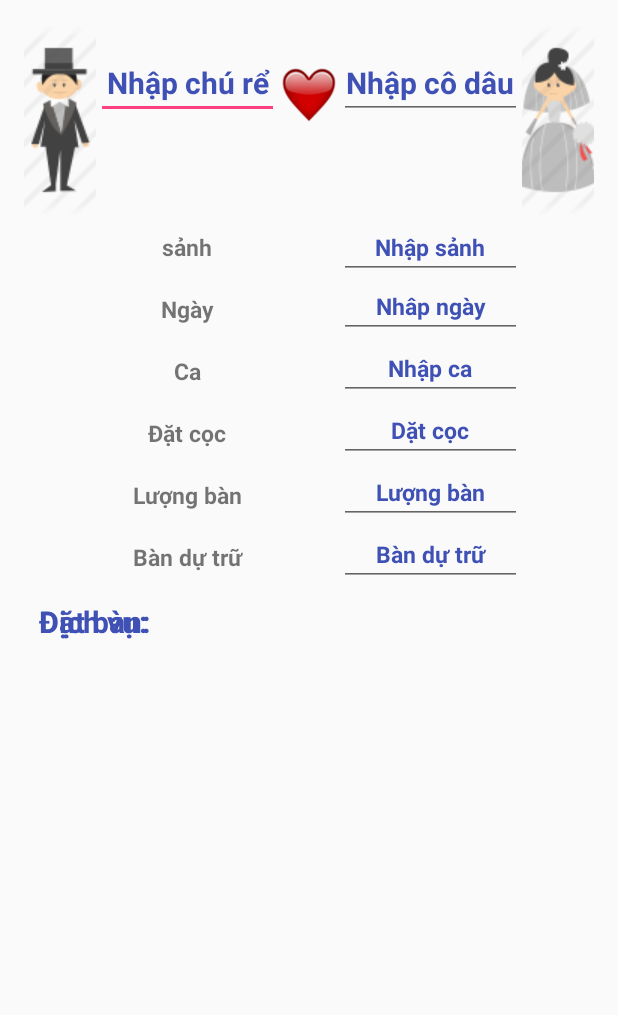
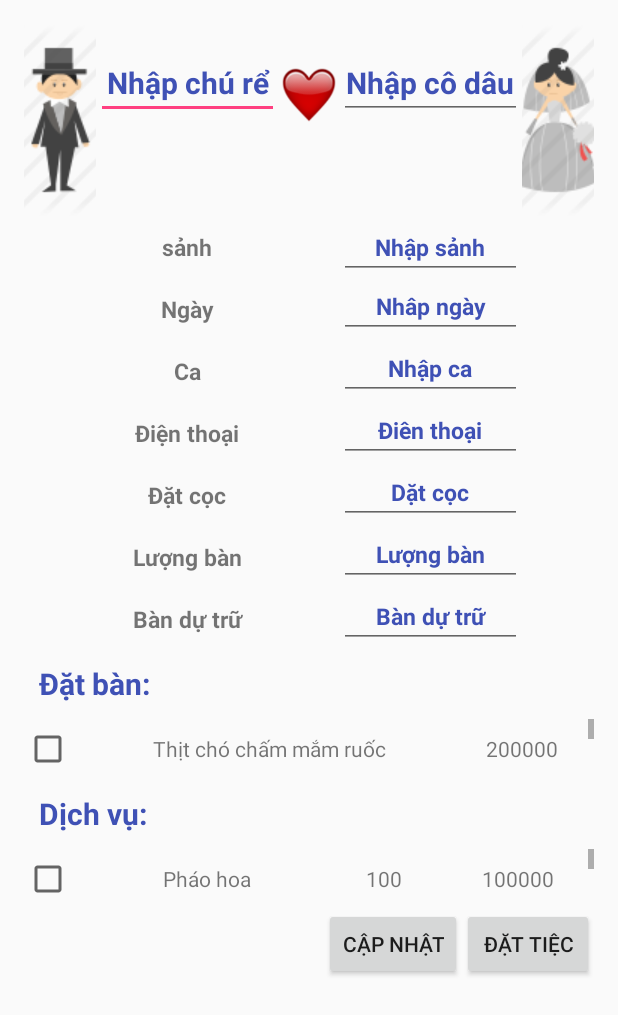
Before and after one commit to VuHoi/WeddingManagement, an Android app: the DetailWeddingActivity screen opened directly, with no data from a screen before it, on a phone screen of 412 x 824 dp. Shown: the top 1015 px of the screen. Run offline under Robolectric (Android 15) with nearby library versions, the phone set to English and light mode, and no system bars.

Commit message:
UpdateDichvu

```diff
--- /dev/null
+++ b/app/src/main/java/adapter/AdapterDichVu.java
@@ -0,0 +1,46 @@
+package adapter;
+
+import android.app.Activity;
+import android.support.annotation.NonNull;
+import android.view.LayoutInflater;
+import android.view.View;
+import android.view.ViewGroup;
+import android.widget.ArrayAdapter;
+import android.widget.TextView;
+
+import com.example.vukhachoi.weddingmanagement.R;
+
+import java.util.List;
+
+import model.Dichvu;
+
+/**
+ * Created by Vu Khac Hoi on 3/5/2017.
+ */
+
+public class AdapterDichVu extends ArrayAdapter<Dichvu> {
+    Activity context; int resource; List<Dichvu> objects;
+
+    public AdapterDichVu(Activity context, int resource, List<Dichvu> objects) {
+        super(context, resource, objects);
+        this.objects=objects;
+        this.context=context;
+        this.resource=resource;
+    }
+
+    @NonNull
+    @Override
+    public View getView(int position, View convertView, ViewGroup parent) {
+        View Row;
+        LayoutInflater inflater=this.context.getLayoutInflater();
+        Row=inflater.inflate(this.resource,null);
+        TextView txtTendichvu= (TextView) Row.findViewById(R.id.txtTendichvu);
+        TextView txtGiaDichVu= (TextView) Row.findViewById(R.id.txtGiaDichvu);
+        TextView txtSoLuong= (TextView) Row.findViewById(R.id.txtSoLuong);
+        Dichvu dichvu=this.objects.get(position);
+txtTendichvu.setText(dichvu.getTendichvu().toString());
+        txtSoLuong.setText(dichvu.getSoluong()+"");
+        txtGiaDichVu.setText(dichvu.getDongia()+"");
+        return Row;
+    }
+}
--- a/app/src/main/java/adapter/AdapterMonAn.java
+++ b/app/src/main/java/adapter/AdapterMonAn.java
@@ -1,18 +1,27 @@
 package adapter;
 
 import android.app.Activity;
+import android.content.ContentValues;
+import android.database.Cursor;
+import android.database.SQLException;
+import android.database.sqlite.SQLiteDatabase;
 import android.support.annotation.NonNull;
 import android.view.LayoutInflater;
 import android.view.View;
 import android.view.ViewGroup;
 import android.widget.ArrayAdapter;
+import android.widget.CheckBox;
 import android.widget.TextView;
 
 import com.example.vukhachoi.weddingmanagement.R;
 
+import java.io.IOException;
 import java.util.List;
 
 import model.MonAn;
+import sqlite.Databasehelper;
+
+import static android.R.attr.value;
 
 /**
  * Created by Vu Khac Hoi on 3/5/2017.
@@ -36,9 +45,47 @@ public class AdapterMonAn extends ArrayAdapter<MonAn> {
         Row=inflater.inflate(this.resource,null);
         TextView txtMonAn= (TextView) Row.findViewById(R.id.txtMonan);
         TextView txtGia= (TextView) Row.findViewById(R.id.txtGia);
-        MonAn monAN=this.objects.get(position);
+        CheckBox ckb= (CheckBox) Row.findViewById(R.id.ckbLuachon);
+
+        final MonAn monAN=this.objects.get(position);
         txtMonAn.setText(monAN.getTenMonAn().toString());
         txtGia.setText(monAN.getGia()+"");
+
+ckb.setOnClickListener(new View.OnClickListener() {
+    @Override
+    public void onClick(View v) {
+        if(((CheckBox)v).isChecked())
+        {
+            Databasehelper myDatabase = new Databasehelper(getContext());
+
+            try {
+                myDatabase.createDatabase();
+
+            } catch (IOException ioe) {
+
+                throw new Error("Unable to create database");
+            }
+
+            try {
+                myDatabase.openDatabase();
+
+            }catch(SQLException sqle){
+
+                throw sqle;
+            }
+          SQLiteDatabase database = myDatabase.getMyDatabase();
+         Cursor cursor= database.rawQuery("select Madatmonan from MonAn where Tenmonan=?",new String[]{monAN.getTenMonAn()});
+          cursor.moveToFirst();
+
+            ContentValues values=new ContentValues();
+            values.put("MaKH",monAN.getMaKH());
+            values.put("Madatdichvu",cursor.getString(0));
+            values.put("Madatdichvu","");
+            database.insert("dattiec",null,values);
+        }
+    }
+});
+
         return Row;
     }
 }
--- a/app/src/main/java/adapter/RecyclerNameHallAdapter.java
+++ b/app/src/main/java/adapter/RecyclerNameHallAdapter.java
@@ -99,6 +99,7 @@ ImageView imgActive;
                     if(Position!=RecyclerView.NO_POSITION) {
 
                         Intent intent=new Intent(context, DetailWeddingActivity.class);
+intent.putExtra("Tensanh",txtNamehall.getText().toString());
 
                         v.getContext().startActivity(intent);
                     }
--- a/app/src/main/java/com/example/vukhachoi/weddingmanagement/DetailWeddingActivity.java
+++ b/app/src/main/java/com/example/vukhachoi/weddingmanagement/DetailWeddingActivity.java
@@ -1,23 +1,36 @@
 package com.example.vukhachoi.weddingmanagement;
 
+import android.content.ContentValues;
 import android.database.Cursor;
 import android.database.SQLException;
 import android.database.sqlite.SQLiteDatabase;
 import android.os.Bundle;
 import android.support.v7.app.AppCompatActivity;
+import android.view.View;
+import android.widget.Button;
+import android.widget.EditText;
 import android.widget.ListView;
 
 import java.io.IOException;
 import java.util.ArrayList;
 import java.util.List;
 
+import adapter.AdapterDichVu;
 import adapter.AdapterMonAn;
+import model.Dichvu;
 import model.MonAn;
 import sqlite.Databasehelper;
 
-public class DetailWeddingActivity extends AppCompatActivity {
-ListView lsvMonAn;
-
+public class DetailWeddingActivity extends AppCompatActivity implements View.OnClickListener {
+ListView lsvMonAn,lsvdichvu;
+Button btndattiec,btncapnhat;
+    SQLiteDatabase database;
+    List<Dichvu>listdichvu;
+    List<MonAn>lsv;
+    AdapterMonAn adapter;
+    AdapterDichVu adapterDichVu;
+    String MaKH;
+   EditText txtChuRe,txtCoDau,txtEditSanh,txtEditngay,txtEditca,txtEdittiendatcoc,txtEditLượngBan,txtEditDutru,txtdienthoai;
     @Override
     protected void onCreate(Bundle savedInstanceState) {
         super.onCreate(savedInstanceState);
@@ -30,7 +43,18 @@ ListView lsvMonAn;
 
     private void addControl() {
         lsvMonAn= (ListView) findViewById(R.id.lsv_MonAn);
-
+lsvdichvu= (ListView) findViewById(R.id.lsv_dichvu);
+        btndattiec= (Button) findViewById(R.id.btndattiec);
+        btncapnhat= (Button) findViewById(R.id.btncapnhat);
+        txtChuRe= (EditText) findViewById(R.id.txtChuRe);
+        txtCoDau= (EditText) findViewById(R.id.txtCoDau);
+        txtEditSanh= (EditText) findViewById(R.id.txtEditSanh);
+        txtEditngay= (EditText) findViewById(R.id.txtEditngay);
+        txtEditca= (EditText) findViewById(R.id.txtEditca);
+        txtEdittiendatcoc= (EditText) findViewById(R.id.txtEdittiendatcoc);
+        txtEditLượngBan= (EditText) findViewById(R.id.txtEditLượngBan);
+        txtEditDutru= (EditText) findViewById(R.id.txtEditDutru);
+        txtdienthoai= (EditText) findViewById(R.id.txtEditsodienthooai);
         Databasehelper myDatabase = new Databasehelper(this);
 
         try {
@@ -48,16 +72,24 @@ ListView lsvMonAn;
 
             throw sqle;
         }
-        SQLiteDatabase database = myDatabase.getMyDatabase();
-        List<MonAn>lsv= new ArrayList<>();
+         database = myDatabase.getMyDatabase();
+        Cursor CsMaKH=   database.rawQuery(" select Makh from thongtin",null);
+        CsMaKH.moveToLast();
+        MaKH=CsMaKH.getString(0);
+        MaKH=MaKH.substring(2,MaKH.length());
+        if(Integer.parseInt(MaKH)<9)MaKH="KH0"+(Integer.parseInt(MaKH)+1);
+        else MaKH="KH"+(Integer.parseInt(MaKH)+1);
+
+        lsv= new ArrayList<>();
 
         Cursor cursor=database.rawQuery("SELECT * FROM monan",null);
         cursor.moveToFirst();
         while (!cursor.isAfterLast())
         {
             MonAn monAn=new MonAn();
-            monAn.setTenMonAn(cursor.getString(1).toString());
-            monAn.setGia(Integer.parseInt(cursor.getString(2).toString()));
+            monAn.setTenMonAn(cursor.getString(3).toString());
+            monAn.setGia(Integer.parseInt(cursor.getString(1).toString()));
+            monAn.setMaKH(MaKH);
             lsv.add(monAn);
             cursor.moveToNext();
 
@@ -65,13 +97,66 @@ ListView lsvMonAn;
 
 
         cursor.close();
-        AdapterMonAn adapter=new AdapterMonAn(DetailWeddingActivity.this,R.layout.item_monan,lsv);
+        adapter=new AdapterMonAn(DetailWeddingActivity.this,R.layout.item_monan,lsv);
         lsvMonAn.setAdapter(adapter);
 
+
+
+       listdichvu= new ArrayList<>();
+
+      Cursor  cursor1=database.rawQuery("SELECT * FROM dichvu",null);
+        cursor1.moveToFirst();
+        while (!cursor1.isAfterLast())
+        {
+            Dichvu dichvu=new Dichvu();
+            dichvu.setTendichvu(cursor1.getString(3).toString());
+            dichvu.setDongia(Integer.parseInt(cursor1.getString(2).toString()));
+            dichvu.setSoluong(Integer.parseInt(cursor1.getString(1).toString()));
+            listdichvu.add(dichvu);
+            cursor1.moveToNext();
+
+        }
+
+
+        cursor1.close();
+    adapterDichVu=new AdapterDichVu(DetailWeddingActivity.this,R.layout.item_dichvu,listdichvu);
+        lsvdichvu.setAdapter(adapterDichVu);
     }
 
 
     private void addEvent() {
+btndattiec.setOnClickListener(this);
+    }
 
+
+    @Override
+    public void onClick(View v) {
+        if(btndattiec.getId()==v.getId())
+        {
+
+            Bundle extras=getIntent().getExtras();
+            String Tensanh= extras.getString("Tensanh");
+
+
+
+            ContentValues values=new ContentValues();
+            values.put("MaKH",MaKH);
+            values.put("TenChure",txtChuRe.getText().toString());
+            values.put("tenCoDau",txtCoDau.getText().toString());
+            values.put("Dienthoai",txtdienthoai.getText().toString());
+            values.put("ngay",txtEditngay.getText().toString());
+            values.put("ca",txtEditca.getText().toString());
+            values.put("tiendatcoc",Integer.parseInt( txtEdittiendatcoc.getText().toString()));
+            values.put("soluongBan",Integer.parseInt(  txtEditLượngBan.getText().toString()));
+            values.put("sobanDutru",Integer.parseInt( txtEditDutru.getText().toString()));
+            values.put("tenSanh",Tensanh);
+            database.insert("ThongTin",null,values);
+
+
+        }
+        else if(btncapnhat.getId()==v.getId())
+        {
+
+        }
     }
 }
--- /dev/null
+++ b/app/src/main/java/model/Dichvu.java
@@ -0,0 +1,47 @@
+package model;
+
+/**
+ * Created by Vu Khac Hoi on 3/7/2017.
+ */
+
+public class Dichvu {
+
+   private String Tendichvu;
+   private int Soluong;
+
+    public Dichvu() {
+    }
+
+    public Dichvu(String tendichvu, int soluong, int dongia) {
+        Tendichvu = tendichvu;
+
+        Soluong = soluong;
+        Dongia = dongia;
+    }
+
+    public String getTendichvu() {
+        return Tendichvu;
+    }
+
+    public void setTendichvu(String tendichvu) {
+        Tendichvu = tendichvu;
+    }
+
+    public int getSoluong() {
+        return Soluong;
+    }
+
+    public void setSoluong(int soluong) {
+        Soluong = soluong;
+    }
+
+    public int getDongia() {
+        return Dongia;
+    }
+
+    public void setDongia(int dongia) {
+        Dongia = dongia;
+    }
+
+    private int Dongia;
+}
--- a/app/src/main/java/model/MonAn.java
+++ b/app/src/main/java/model/MonAn.java
@@ -6,6 +6,17 @@ package model;
 
 public class MonAn {
     private  String TenMonAn;
+
+
+    public String getMaKH() {
+        return MaKH;
+    }
+
+    public void setMaKH(String maKH) {
+        MaKH = maKH;
+    }
+
+    private String MaKH;
 
     public MonAn() {
     }
--- a/app/src/main/java/sqlite/Databasehelper.java
+++ b/app/src/main/java/sqlite/Databasehelper.java
@@ -19,7 +19,7 @@ public class Databasehelper extends SQLiteOpenHelper
     private final Context myContext;
     private static final String DATABASE_NAME = "Weeding.sqlite";
     public final static String DATABASE_PATH ="/data/data/com.example.vukhachoi.weddingmanagement/";
-    public static final int DATABASE_VERSION = 4;
+    public static final int DATABASE_VERSION = 6;
     //public static final int DATABASE_VERSION_old = 1;
 
     //Constructor
@@ -33,7 +33,7 @@ public class Databasehelper extends SQLiteOpenHelper
     //Create a empty database on the system
     public void createDatabase() throws IOException
     {
-//        db_delete();
+//       db_delete();
         boolean dbExist = checkDataBase();
 
         if(dbExist)
--- a/app/src/main/res/layout/activity_detail_wedding.xml
+++ b/app/src/main/res/layout/activity_detail_wedding.xml
@@ -13,7 +13,7 @@
 
     <ScrollView
         android:layout_width="match_parent"
-        android:layout_height="match_parent"
+        android:layout_height="wrap_content"
         android:id="@+id/srv"
         android:fillViewport="true"
         >
@@ -23,6 +23,22 @@
             android:layout_height="match_parent"
             >
 
+
+            <Button
+                android:layout_width="wrap_content"
+                android:layout_height="wrap_content"
+                android:text="Đặt Tiệc"
+                android:id="@+id/btndattiec"
+                android:layout_alignParentRight="true"
+                android:layout_below="@+id/lsv_dichvu"/>
+            <Button
+                android:layout_width="wrap_content"
+                android:layout_height="wrap_content"
+                android:text="Cập Nhật"
+                android:id="@+id/btncapnhat"
+
+                android:layout_below="@+id/lsv_dichvu"
+                android:layout_toLeftOf="@+id/btndattiec"/>
             <ImageView
                 android:layout_width="wrap_content"
                 android:layout_height="wrap_content"
@@ -170,13 +186,40 @@
                 android:paddingTop="18dp"
                 android:textColorHint="@color/colorPrimary"
                 />
+            <TextView
+                android:layout_width="wrap_content"
+                android:layout_height="wrap_content"
+                android:textSize="15dp"
+                android:id="@+id/txtDienthoai"
+                android:layout_below="@+id/txtCa"
+                android:textStyle="bold"
+                android:textAlignment="center"
+                android:text="Điện thoại"
+                android:layout_toRightOf="@+id/imageView"
+                android:layout_toLeftOf="@id/imgheart"
+                android:paddingTop="20dp"
+                />
+            <EditText
+                android:layout_width="wrap_content"
+                android:layout_height="wrap_content"
+                android:textSize="15dp"
+                android:id="@+id/txtEditsodienthooai"
+                android:layout_below="@+id/txtCa"
+                android:textStyle="bold"
+                android:textAlignment="center"
+                android:hint="Điên thoại"
+                android:layout_toRightOf="@+id/imgheart"
+                android:layout_toLeftOf="@id/imgbride"
+                android:paddingTop="18dp"
+                android:textColorHint="@color/colorPrimary"
+                />
 
             <TextView
                 android:layout_width="wrap_content"
                 android:layout_height="wrap_content"
                 android:textSize="15dp"
                 android:id="@+id/txtTiendatcoc"
-                android:layout_below="@+id/txtCa"
+                android:layout_below="@+id/txtDienthoai"
                 android:textStyle="bold"
                 android:textAlignment="center"
                 android:text="Đặt cọc"
@@ -189,7 +232,7 @@
                 android:layout_height="wrap_content"
                 android:textSize="15dp"
                 android:id="@+id/txtEdittiendatcoc"
-                android:layout_below="@+id/txtCa"
+                android:layout_below="@+id/txtDienthoai"
                 android:textStyle="bold"
                 android:textAlignment="center"
                 android:hint="Dặt cọc"
@@ -285,10 +328,18 @@
                 android:textSize="20dp"
                 android:textColor="@color/colorPrimary"
                 android:textStyle="bold"
-                android:id="@+id/Dichvu"
-                android:layout_below="@+id/txtEditDutru"
+                android:id="@+id/txtDichvu"
+                android:layout_below="@+id/lsv_MonAn"
                 android:padding="10dp"/>
+            <ListView
 
+                android:layout_width="match_parent"
+                android:layout_height="wrap_content"
+
+                android:id="@+id/lsv_dichvu"
+                android:layout_below="@+id/txtDichvu"
+
+                ></ListView>
         </RelativeLayout>
 
  </ScrollView>
--- /dev/null
+++ b/app/src/main/res/layout/item_dichvu.xml
@@ -0,0 +1,42 @@
+<?xml version="1.0" encoding="utf-8"?>
+<LinearLayout xmlns:android="http://schemas.android.com/apk/res/android"
+    android:layout_width="match_parent"
+    android:layout_height="wrap_content"
+
+    >
+    <CheckBox
+        android:layout_width="wrap_content"
+        android:layout_height="wrap_content"
+        android:id="@+id/ckbLuachon"
+        />
+    <TextView
+        android:layout_width="wrap_content"
+        android:layout_height="wrap_content"
+        android:padding="10dp"
+        android:id="@+id/txtTendichvu"
+        android:layout_marginLeft="10dp"
+        android:layout_weight="1"
+        android:textAlignment="center"
+
+        />
+    <TextView
+        android:layout_width="wrap_content"
+        android:layout_height="wrap_content"
+        android:padding="10dp"
+        android:layout_weight="0.4"
+        android:id="@+id/txtSoLuong"
+        android:textAlignment="center"
+
+        />
+
+    <TextView
+        android:layout_width="wrap_content"
+        android:layout_height="wrap_content"
+        android:padding="10dp"
+        android:layout_weight="0.4"
+        android:id="@+id/txtGiaDichvu"
+        android:textAlignment="center"
+
+        />
+
+</LinearLayout>
```
Also changed, not shown: app/src/main/assets/Weeding.sqlite.
